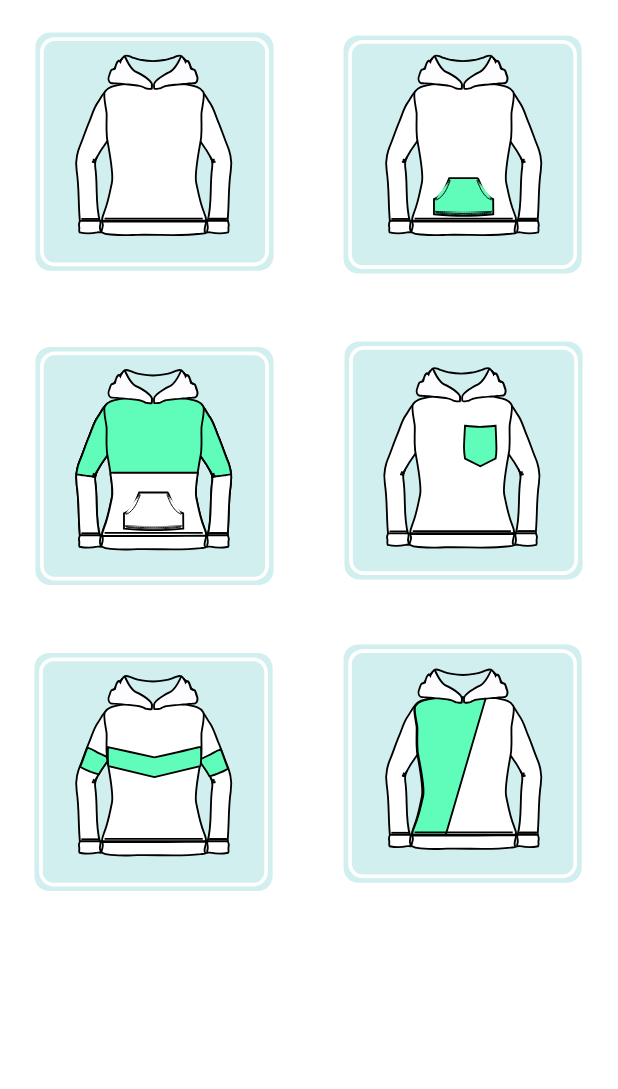
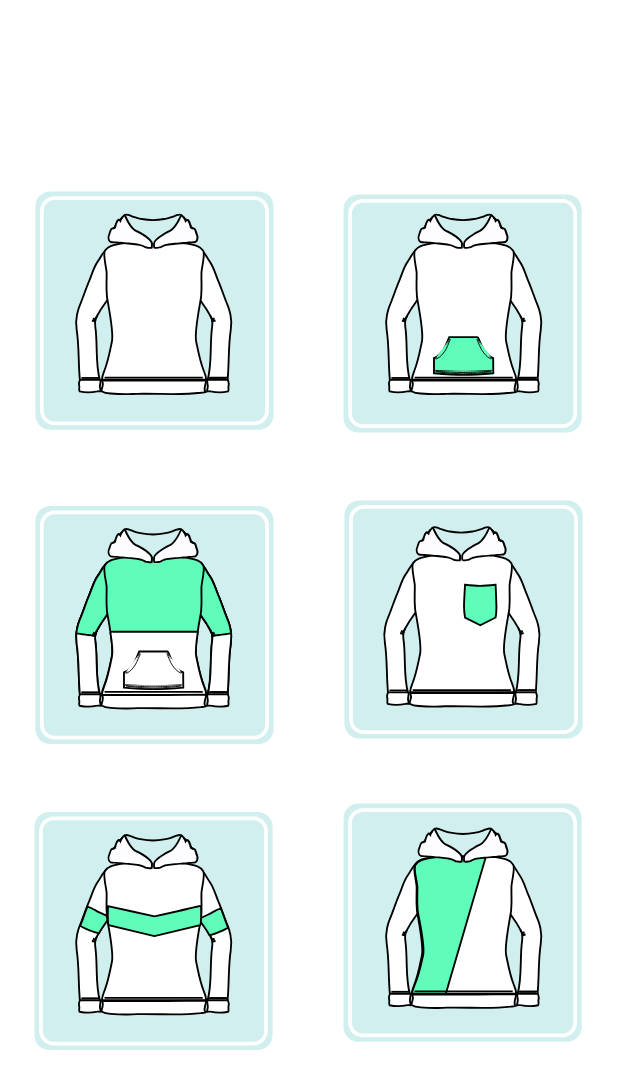
Before and after one commit to 1Avalanche/Hoody, an Android app: the screen it shows after launch (MainActivity), on a phone screen of 412 x 824 dp. Shown: the top 1089 px of the screen. Run offline under Robolectric (Android 15) with nearby library versions, the phone set to English and light mode, and no system bars.

Commit message:
Fix incorrect gravity of hoody and previous

```diff
--- a/app/src/main/res/anim/scale.xml
+++ b/app/src/main/res/anim/scale.xml
@@ -2,7 +2,7 @@
 <set xmlns:android="http://schemas.android.com/apk/res/android"
     android:interpolator="@android:anim/linear_interpolator">
     <scale
-        android:duration="1000"
+        android:duration="500"
         android:fromXScale="2.0"
         android:fromYScale="2.0"
         android:pivotX="50%"
--- a/app/src/main/res/layout/activity_main.xml
+++ b/app/src/main/res/layout/activity_main.xml
@@ -1,54 +1,69 @@
 <?xml version="1.0" encoding="utf-8"?>
-<ScrollView xmlns:android="http://schemas.android.com/apk/res/android"
+
+<androidx.constraintlayout.widget.ConstraintLayout xmlns:android="http://schemas.android.com/apk/res/android"
     xmlns:app="http://schemas.android.com/apk/res-auto"
     xmlns:tools="http://schemas.android.com/tools"
+    android:layout_width="match_parent"
+    android:layout_height="match_parent">
+
+    <ScrollView
         android:layout_width="fill_parent"
         android:layout_height="fill_parent"
-    android:orientation="vertical">
+        android:orientation="vertical"
+        app:flow_verticalAlign="center"
+        app:layout_constraintBottom_toBottomOf="parent"
+        app:layout_constraintEnd_toEndOf="parent"
+        app:layout_constraintStart_toStartOf="parent">
 
         <androidx.constraintlayout.widget.ConstraintLayout
+            android:id="@+id/layout0"
             android:layout_width="fill_parent"
             android:layout_height="fill_parent"
-        android:id="@+id/layout0"
+            android:contentDescription="@string/main_layout_desc"
             android:orientation="vertical"
-        android:contentDescription="@string/main_layout_desc">
+            app:layout_constraintBottom_toBottomOf="parent"
+            app:layout_constraintEnd_toEndOf="parent"
+            app:layout_constraintStart_toStartOf="parent"
+            app:layout_constraintTop_toTopOf="parent"
+            android:layout_gravity="center">
 
             <ImageView
                 android:id="@+id/to_type_1"
                 android:layout_width="0dp"
                 android:layout_height="194dp"
                 android:layout_margin="10dp"
-        android:layout_marginTop="4dp"
+                android:layout_marginTop="20dp"
+                android:contentDescription="@string/to_type_1"
                 android:scaleType="fitStart"
-        app:layout_constraintWidth_percent="0.45"
                 app:layout_constraintStart_toStartOf="parent"
                 app:layout_constraintTop_toTopOf="parent"
-        app:srcCompat="@drawable/type1_ic"
-        android:contentDescription="@string/to_type_1"/>
+                app:layout_constraintWidth_percent="0.45"
+                app:srcCompat="@drawable/type1_ic" />
 
             <ImageView
                 android:id="@+id/to_type_2"
                 android:layout_width="0dp"
                 android:layout_height="194dp"
                 android:layout_margin="10dp"
+                android:layout_marginTop="20dp"
+                android:contentDescription="@string/to_type_2"
                 android:scaleType="fitStart"
                 app:layout_constraintEnd_toEndOf="parent"
                 app:layout_constraintTop_toTopOf="parent"
                 app:layout_constraintWidth_percent="0.45"
-        app:srcCompat="@drawable/type2_ic"
-        android:contentDescription="@string/to_type_2"/>
+                app:srcCompat="@drawable/type2_ic" />
 
             <ImageView
                 android:id="@+id/to_type_3"
                 android:layout_width="0dp"
                 android:layout_height="194dp"
                 android:layout_margin="10dp"
+                android:contentDescription="@string/to_type_3"
                 android:scaleType="fitStart"
                 app:layout_constraintStart_toStartOf="parent"
                 app:layout_constraintTop_toBottomOf="@+id/to_type_1"
                 app:layout_constraintWidth_percent="0.45"
-        app:srcCompat="@drawable/type3_ic"
-        android:contentDescription="@string/to_type_3"/>
+                app:srcCompat="@drawable/type3_ic" />
 
             <ImageView
                 android:id="@+id/to_type_4"
@@ -57,12 +72,12 @@
                 android:layout_margin="10dp"
                 android:layout_marginTop="10dp"
                 android:layout_marginEnd="8dp"
+                android:contentDescription="@string/to_type_4"
                 android:scaleType="fitStart"
                 app:layout_constraintEnd_toEndOf="parent"
                 app:layout_constraintTop_toBottomOf="@+id/to_type_2"
                 app:layout_constraintWidth_percent="0.45"
-        app:srcCompat="@drawable/type4_ic"
-        android:contentDescription="@string/to_type_4"/>
+                app:srcCompat="@drawable/type4_ic" />
 
             <ImageView
                 android:id="@+id/to_type_5"
@@ -70,12 +85,12 @@
                 android:layout_height="194dp"
                 android:layout_margin="10dp"
                 android:layout_marginTop="33dp"
+                android:contentDescription="@string/to_type_5"
                 android:scaleType="fitStart"
                 app:layout_constraintStart_toStartOf="parent"
                 app:layout_constraintTop_toBottomOf="@+id/to_type_3"
                 app:layout_constraintWidth_percent="0.45"
-        app:srcCompat="@drawable/type5_ic"
-        android:contentDescription="@string/to_type_5"/>
+                app:srcCompat="@drawable/type5_ic" />
 
             <ImageView
                 android:id="@+id/to_type_6"
@@ -83,38 +98,14 @@
                 android:layout_height="194dp"
                 android:layout_margin="10dp"
                 android:layout_marginTop="10dp"
+                android:contentDescription="@string/to_type_6"
                 android:scaleType="fitStart"
                 app:layout_constraintEnd_toEndOf="parent"
                 app:layout_constraintTop_toBottomOf="@+id/to_type_4"
                 app:layout_constraintWidth_percent="0.45"
-        app:srcCompat="@drawable/type6_ic"
-        android:contentDescription="@string/to_type_6"/>
-
-<!--    <ImageView-->
-<!--        android:id="@+id/to_type_7"-->
-<!--        android:layout_width="0dp"-->
-<!--        android:layout_height="194dp"-->
-<!--        android:layout_margin="10dp"-->
-<!--        android:layout_marginTop="11dp"-->
-<!--        android:scaleType="fitStart"-->
-<!--        app:layout_constraintStart_toStartOf="parent"-->
-<!--        app:layout_constraintTop_toBottomOf="@+id/to_type_5"-->
-<!--        app:layout_constraintWidth_percent="0.45"-->
-<!--        app:srcCompat="@drawable/type6_ic" />-->
-
-<!--    <ImageView-->
-<!--        android:id="@+id/to_type_8"-->
-<!--        android:layout_width="0dp"-->
-<!--        android:layout_height="194dp"-->
-<!--        android:layout_margin="10dp"-->
-<!--        android:layout_marginTop="19dp"-->
-<!--        android:scaleType="fitStart"-->
-<!--        app:layout_constraintEnd_toEndOf="parent"-->
-<!--        app:layout_constraintTop_toBottomOf="@+id/to_type_6"-->
-<!--        app:layout_constraintWidth_percent="0.45"-->
-<!--        app:srcCompat="@drawable/type6_ic" />-->
+                app:srcCompat="@drawable/type6_ic" />
 
         </androidx.constraintlayout.widget.ConstraintLayout>
 
-
     </ScrollView>
+</androidx.constraintlayout.widget.ConstraintLayout>
```
Also changed, not shown: app/src/main/res/layout/activity_type1.xml (+7 -5 lines), app/src/main/res/layout/activity_type2.xml (+5 -2 lines), app/src/main/res/layout/activity_type3.xml (+5 -2 lines), app/src/main/res/layout/activity_type4.xml (+5 -2 lines), app/src/main/res/layout/activity_type5.xml (+5 -2 lines), app/src/main/res/layout/activity_type6.xml (+5 -2 lines), 2 other files. Lines whose indentation alone changed are shown as unchanged.
